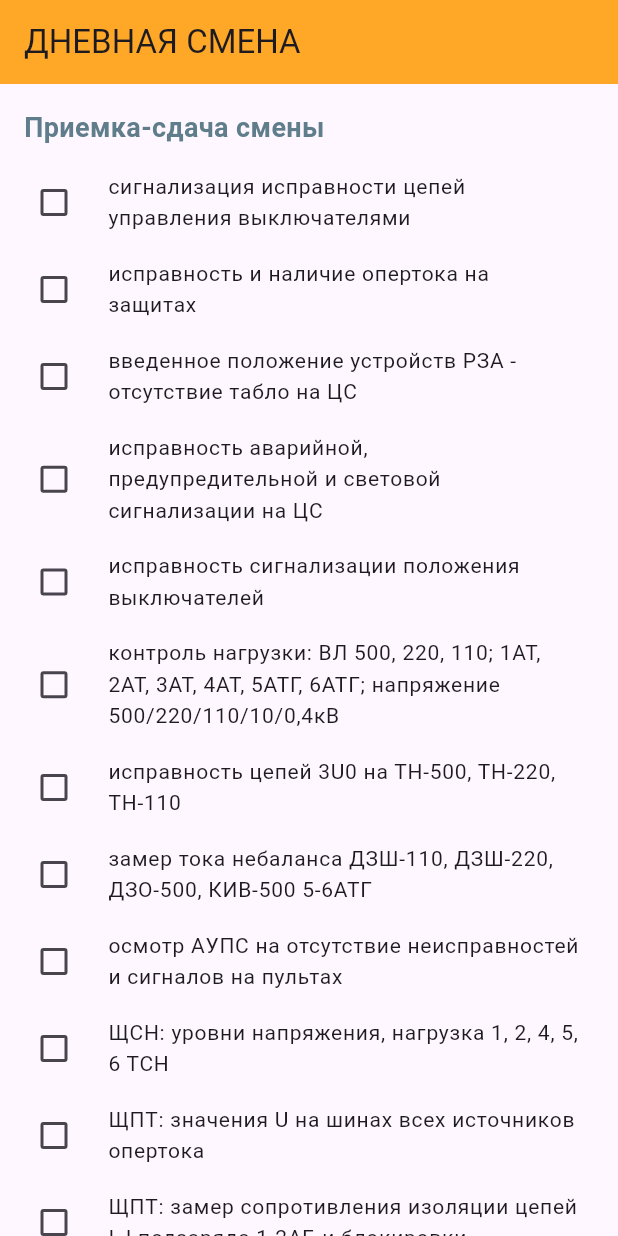
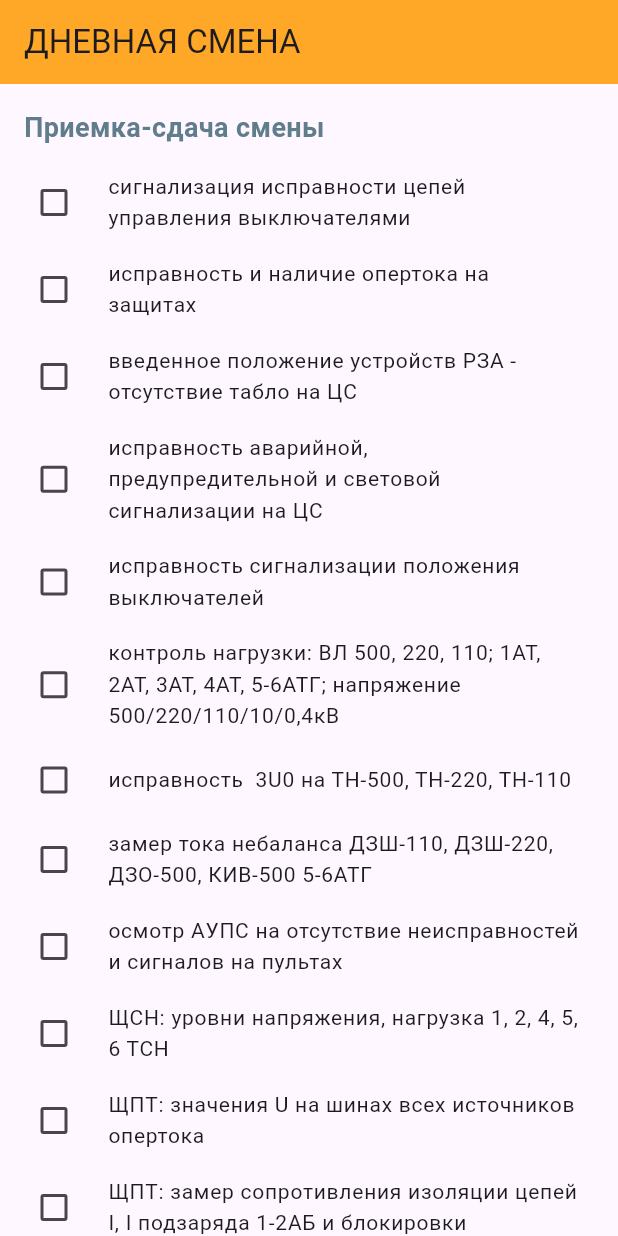
Before and after one commit to virza1998/timetable, a Flutter app: the screen it shows after launch, on a phone screen of 412 x 824 dp. Run offline on Flutter 3.47's test engine with Material 3 defaults, Android fonts, the phone set to English and light mode, and no system bars.

Commit message:
Update main.dart

```diff
--- a/lib/main.dart
+++ b/lib/main.dart
@@ -31,8 +31,8 @@ class _TodoAppState extends State<TodoApp> {
       "введенное положение устройств РЗА - отсутствие табло на ЦС",
       "исправность аварийной, предупредительной и световой сигнализации на ЦС",
       "исправность сигнализации положения выключателей",
-      "контроль нагрузки: ВЛ 500, 220, 110; 1АТ, 2АТ, 3АТ, 4АТ, 5АТГ, 6АТГ; напряжение 500/220/110/10/0,4кВ",
-      "исправность цепей 3U0 на ТН-500, ТН-220, ТН-110",
+      "контроль нагрузки: ВЛ 500, 220, 110; 1АТ, 2АТ, 3АТ, 4АТ, 5-6АТГ; напряжение 500/220/110/10/0,4кВ",
+      "исправность  3U0 на ТН-500, ТН-220, ТН-110",
       "замер тока небаланса ДЗШ-110, ДЗШ-220, ДЗО-500, КИВ-500 5-6АТГ",
       "осмотр АУПС на отсутствие неисправностей и сигналов на пультах",
       "ЩСН: уровни напряжения, нагрузка 1, 2, 4, 5, 6 ТСН",
```
